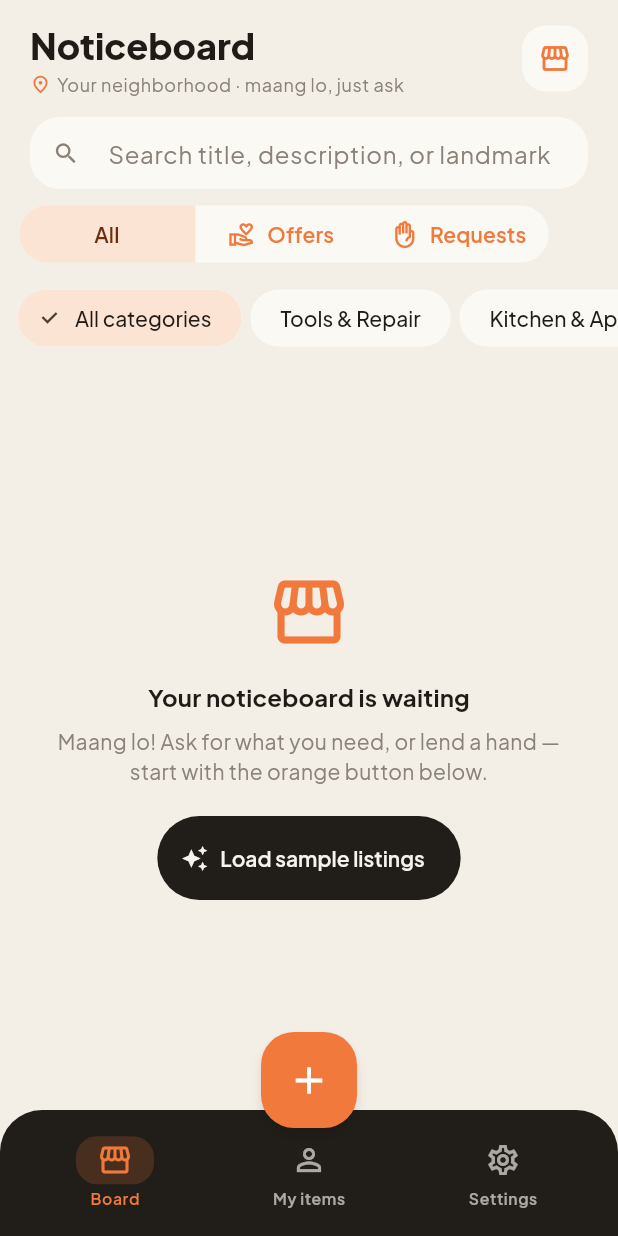
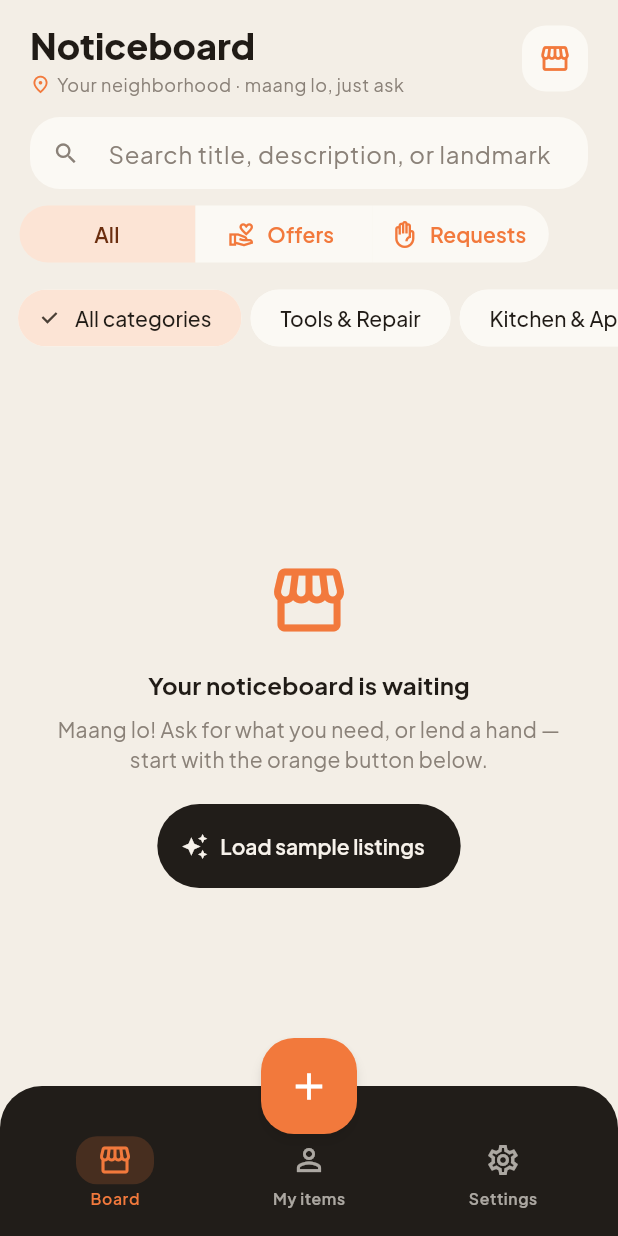
Before and after one commit to rishika-pixeldust/mangwalo, a Flutter app: the HomeShell screen opened directly, on a phone screen of 412 x 824 dp. Run offline on Flutter 3.47's test engine with Material 3 defaults, Android fonts, the phone set to English and light mode, and no system bars; our stand-ins replace flutter_riverpod, hive_ce, hive_ce_flutter, image_picker; accounts and stored records are empty.

Commit message:
Half-dock the + action in a taller nav bar
Back to true centerDocked (FAB center on the slab's top edge) with 26px
top padding inside the bar reserving room for the button's lower half —
the + sits half in the dark slab, half floating, and the center
destination stays clear beneath it. Frames, gallery, and video
regenerated.

Co-Authored-By: Claude Fable 5 <noreply@anthropic.com>

```diff
--- a/lib/src/core/widgets/night_nav_bar.dart
+++ b/lib/src/core/widgets/night_nav_bar.dart
@@ -100,7 +100,10 @@ class NightNavBar extends StatelessWidget {
       child: SafeArea(
         top: false,
         child: Padding(
-          padding: const EdgeInsets.fromLTRB(12, 10, 12, 10),
+          // Tall top padding reserves room for the lower half of the
+          // half-docked center action, keeping the middle destination's
+          // icon clear of it.
+          padding: const EdgeInsets.fromLTRB(12, 26, 12, 10),
           child: Row(
             children: [
               for (var i = 0; i < destinations.length; i++)
--- a/lib/src/features/home/home_shell.dart
+++ b/lib/src/features/home/home_shell.dart
@@ -40,8 +40,8 @@ class _HomeShellState extends ConsumerState<HomeShell> {
           MaterialPageRoute(builder: (_) => const ListingFormScreen()),
         ),
       ),
-      // Floats the orange square above the bar, over the center destination.
-      floatingActionButtonLocation: const RaisedCenterDockedFabLocation(),
+      // Half in the bar, half floating: FAB center rides the slab's top edge.
+      floatingActionButtonLocation: FloatingActionButtonLocation.centerDocked,
       bottomNavigationBar: NightNavBar(
         destinations: const [
           NightNavDestination(
```
